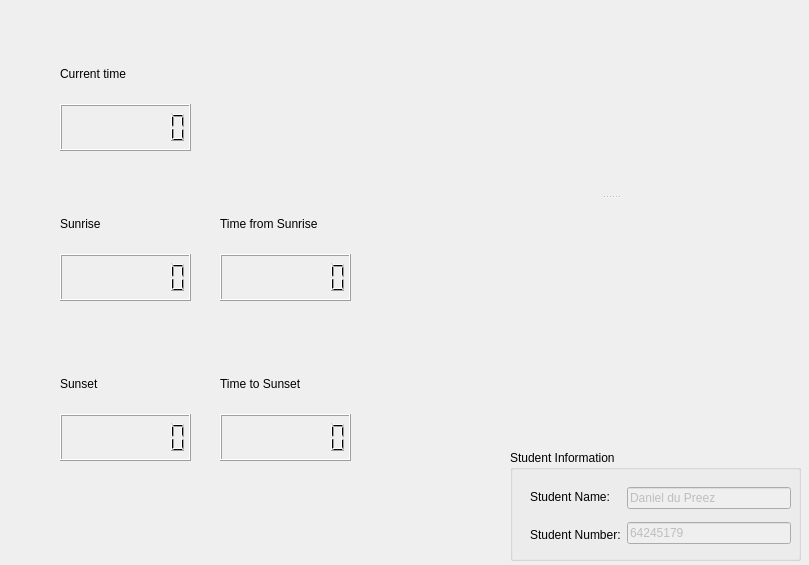
The window that sunriseSunset.ui (dirtydiesel46/Sunrise-Sunsets-Calculator) describes before a commit, drawn with Qt 5.
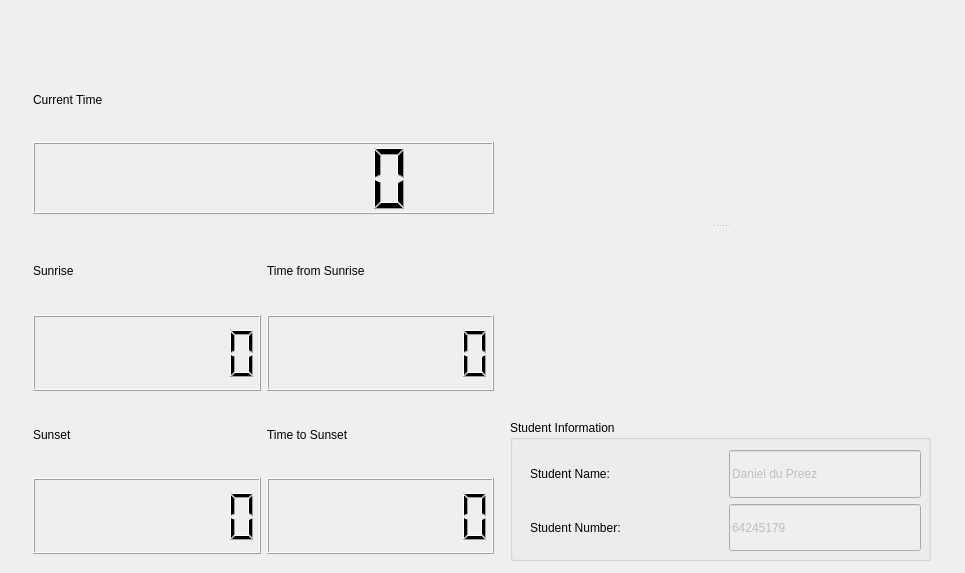
The same window after the commit. Icons and pictures are not drawn.

Patch:
```diff
--- a/sunriseSunset.ui
+++ b/sunriseSunset.ui
@@ -6,22 +6,63 @@
    <rect>
     <x>0</x>
     <y>0</y>
-    <width>809</width>
-    <height>565</height>
+    <width>965</width>
+    <height>573</height>
    </rect>
   </property>
   <property name="windowTitle">
    <string>Sunrises and Sunsets</string>
   </property>
+  <widget class="QSplitter" name="dayNightSplitter">
+   <property name="geometry">
+    <rect>
+     <x>510</x>
+     <y>60</y>
+     <width>421</width>
+     <height>331</height>
+    </rect>
+   </property>
+   <property name="orientation">
+    <enum>Qt::Vertical</enum>
+   </property>
+   <widget class="QLabel" name="dayOrNightLabel">
+    <property name="enabled">
+     <bool>true</bool>
+    </property>
+    <property name="text">
+     <string/>
+    </property>
+   </widget>
+   <widget class="QLabel" name="dayOrNightPic">
+    <property name="autoFillBackground">
+     <bool>false</bool>
+    </property>
+    <property name="text">
+     <string/>
+    </property>
+    <property name="pixmap">
+     <pixmap>img/DayTime.jpeg</pixmap>
+    </property>
+    <property name="scaledContents">
+     <bool>true</bool>
+    </property>
+   </widget>
+  </widget>
   <widget class="QGroupBox" name="studentInfoLayout">
    <property name="geometry">
     <rect>
      <x>510</x>
-     <y>450</y>
-     <width>291</width>
-     <height>111</height>
+     <y>420</y>
+     <width>421</width>
+     <height>141</height>
     </rect>
    </property>
+   <property name="sizePolicy">
+    <sizepolicy hsizetype="Preferred" vsizetype="Preferred">
+     <horstretch>0</horstretch>
+     <verstretch>0</verstretch>
+    </sizepolicy>
+   </property>
    <property name="title">
     <string>Student Information</string>
    </property>
@@ -30,8 +71,8 @@
      <rect>
       <x>20</x>
       <y>30</y>
-      <width>261</width>
-      <height>71</height>
+      <width>391</width>
+      <height>101</height>
      </rect>
     </property>
     <layout class="QHBoxLayout" name="studentLayout">
@@ -63,6 +104,12 @@
          <property name="enabled">
           <bool>false</bool>
          </property>
+         <property name="sizePolicy">
+          <sizepolicy hsizetype="Preferred" vsizetype="Preferred">
+           <horstretch>0</horstretch>
+           <verstretch>0</verstretch>
+          </sizepolicy>
+         </property>
          <property name="text">
           <string>Daniel du Preez</string>
          </property>
@@ -73,6 +120,12 @@
          <property name="enabled">
           <bool>false</bool>
          </property>
+         <property name="sizePolicy">
+          <sizepolicy hsizetype="Preferred" vsizetype="Preferred">
+           <horstretch>0</horstretch>
+           <verstretch>0</verstretch>
+          </sizepolicy>
+         </property>
          <property name="text">
           <string>64245179</string>
          </property>
@@ -83,51 +136,91 @@
     </layout>
    </widget>
   </widget>
-  <widget class="QWidget" name="layoutWidget">
+  <widget class="QWidget" name="">
    <property name="geometry">
     <rect>
-     <x>60</x>
-     <y>200</y>
-     <width>131</width>
-     <height>101</height>
+     <x>33</x>
+     <y>233</y>
+     <width>461</width>
+     <height>321</height>
     </rect>
    </property>
-   <layout class="QVBoxLayout" name="sunriseLayout">
-    <item>
+   <layout class="QGridLayout" name="timesGridLayout">
+    <item row="0" column="0">
      <widget class="QLabel" name="sunriseLabel">
       <property name="text">
        <string>Sunrise</string>
       </property>
      </widget>
     </item>
-    <item>
+    <item row="0" column="1">
+     <widget class="QLabel" name="timeFromSunriseLabel">
+      <property name="text">
+       <string>Time from Sunrise</string>
+      </property>
+     </widget>
+    </item>
+    <item row="1" column="0">
      <widget class="QLCDNumber" name="sunriseLCD">
+      <property name="sizePolicy">
+       <sizepolicy hsizetype="Preferred" vsizetype="Preferred">
+        <horstretch>0</horstretch>
+        <verstretch>0</verstretch>
+       </sizepolicy>
+      </property>
       <property name="digitCount">
        <number>8</number>
       </property>
      </widget>
     </item>
-   </layout>
-  </widget>
-  <widget class="QWidget" name="layoutWidget_2">
-   <property name="geometry">
-    <rect>
-     <x>60</x>
-     <y>360</y>
-     <width>131</width>
-     <height>101</height>
-    </rect>
-   </property>
-   <layout class="QVBoxLayout" name="sunsetLayout">
-    <item>
-     <widget class="QLabel" name="sunseLabel">
+    <item row="1" column="1">
+     <widget class="QLCDNumber" name="timeFromSunriseLCD">
+      <property name="sizePolicy">
+       <sizepolicy hsizetype="Preferred" vsizetype="Preferred">
+        <horstretch>0</horstretch>
+        <verstretch>0</verstretch>
+       </sizepolicy>
+      </property>
+      <property name="digitCount">
+       <number>8</number>
+      </property>
+     </widget>
+    </item>
+    <item row="2" column="0">
+     <widget class="QLabel" name="sunsetLabel">
       <property name="text">
        <string>Sunset</string>
       </property>
      </widget>
     </item>
-    <item>
+    <item row="2" column="1">
+     <widget class="QLabel" name="timeToSunsetLabel">
+      <property name="text">
+       <string>Time to Sunset</string>
+      </property>
+     </widget>
+    </item>
+    <item row="3" column="0">
      <widget class="QLCDNumber" name="sunsetLCD">
+      <property name="sizePolicy">
+       <sizepolicy hsizetype="Preferred" vsizetype="Preferred">
+        <horstretch>0</horstretch>
+        <verstretch>0</verstretch>
+       </sizepolicy>
+      </property>
+      <property name="digitCount">
+       <number>8</number>
+      </property>
+     </widget>
+    </item>
+    <item row="3" column="1">
+     <widget class="QLCDNumber" name="timeToSunsetLCD">
+      <property name="sizePolicy">
+       <sizepolicy hsizetype="Preferred" vsizetype="Preferred">
+        <horstretch>0</horstretch>
+        <verstretch>0</verstretch>
+       </sizepolicy>
+      </property>
       <property name="digitCount">
        <number>8</number>
       </property>
@@ -135,51 +228,31 @@
     </item>
    </layout>
   </widget>
-  <widget class="QWidget" name="layoutWidget">
+  <widget class="QWidget" name="">
    <property name="geometry">
     <rect>
-     <x>60</x>
-     <y>50</y>
-     <width>131</width>
-     <height>101</height>
+     <x>33</x>
+     <y>63</y>
+     <width>461</width>
+     <height>151</height>
     </rect>
    </property>
    <layout class="QVBoxLayout" name="currentTimeLayout">
     <item>
      <widget class="QLabel" name="currentTimeLabel">
       <property name="text">
-       <string>Current time</string>
+       <string>Current Time</string>
       </property>
      </widget>
     </item>
     <item>
      <widget class="QLCDNumber" name="currentTimeLCD">
-      <property name="digitCount">
-       <number>8</number>
+      <property name="sizePolicy">
+       <sizepolicy hsizetype="Preferred" vsizetype="Preferred">
+        <horstretch>0</horstretch>
+        <verstretch>0</verstretch>
+       </sizepolicy>
       </property>
-     </widget>
-    </item>
-   </layout>
-  </widget>
-  <widget class="QWidget" name="layoutWidget_3">
-   <property name="geometry">
-    <rect>
-     <x>220</x>
-     <y>360</y>
-     <width>131</width>
-     <height>101</height>
-    </rect>
-   </property>
-   <layout class="QVBoxLayout" name="timeToSunsetLayout">
-    <item>
-     <widget class="QLabel" name="timeToSunsetLabel">
-      <property name="text">
-       <string>Time to Sunset</string>
-      </property>
-     </widget>
-    </item>
-    <item>
-     <widget class="QLCDNumber" name="timeToSunsetLCD">
       <property name="digitCount">
        <number>8</number>
       </property>
@@ -187,58 +260,9 @@
     </item>
    </layout>
   </widget>
-  <widget class="QWidget" name="layoutWidget_4">
-   <property name="geometry">
-    <rect>
-     <x>220</x>
-     <y>200</y>
-     <width>131</width>
-     <height>101</height>
-    </rect>
-   </property>
-   <layout class="QVBoxLayout" name="timeFromSunriseLayout">
-    <item>
-     <widget class="QLabel" name="timeFromSunriseLabel">
-      <property name="text">
-       <string>Time from Sunrise</string>
-      </property>
-     </widget>
-    </item>
-    <item>
-     <widget class="QLCDNumber" name="timeFromSunriseLCD">
-      <property name="digitCount">
-       <number>8</number>
-      </property>
-     </widget>
-    </item>
-   </layout>
-  </widget>
-  <widget class="QSplitter" name="splitter">
-   <property name="geometry">
-    <rect>
-     <x>460</x>
-     <y>41</y>
-     <width>301</width>
-     <height>311</height>
-    </rect>
-   </property>
-   <property name="orientation">
-    <enum>Qt::Vertical</enum>
-   </property>
-   <widget class="QLabel" name="dayOrNightLabel">
-    <property name="text">
-     <string/>
-    </property>
-   </widget>
-   <widget class="QLabel" name="dayOrNightPic">
-    <property name="text">
-     <string/>
-    </property>
-    <property name="pixmap">
-     <pixmap>img/DayTime.jpeg</pixmap>
-    </property>
-   </widget>
-  </widget>
+  <zorder>layoutWidget</zorder>
+  <zorder>studentInfoDayNightSplitter</zorder>
+  <zorder>timeToSunsetLabel</zorder>
  </widget>
  <resources>
   <include location="img/NightTime.qrc"/>
```
Left out of the diff: 5 changed lines with no effect on the pictures.
